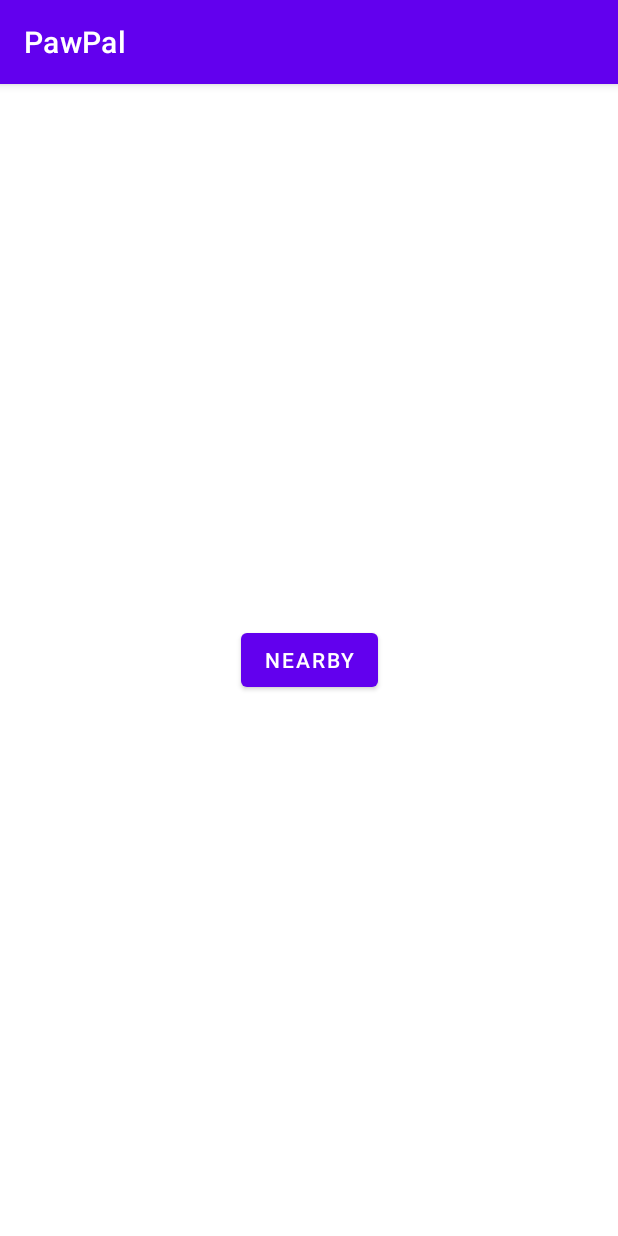
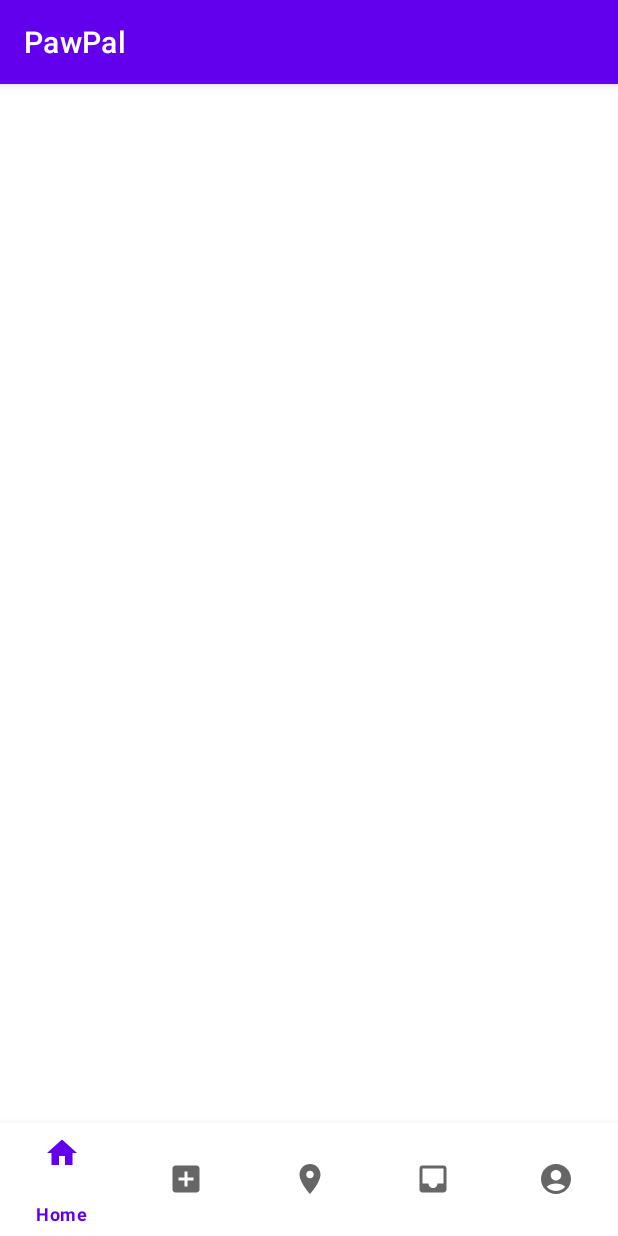
Before and after one commit to yunchipang/PawPal, an Android app: the screen it shows after launch (MainActivity), on a phone screen of 412 x 824 dp. Run offline under Robolectric (Android 15) with nearby library versions, the phone set to English and light mode, and no system bars.

Commit message:
Add bottom navigation bar

```diff
--- a/app/build.gradle
+++ b/app/build.gradle
@@ -16,6 +16,7 @@ android {
         versionName "1.0"
 
         testInstrumentationRunner "androidx.test.runner.AndroidJUnitRunner"
+        vectorDrawables.useSupportLibrary = true
     }
 
     buildTypes {
@@ -40,4 +41,6 @@ dependencies {
     androidTestImplementation 'androidx.test.espresso:espresso-core:3.5.1'
     implementation platform('com.google.firebase:firebase-bom:31.3.0')
     implementation 'com.google.android.gms:play-services-maps:18.1.0'
+    implementation 'com.google.android.material:material:1.2.0'
+    implementation 'androidx.appcompat:appcompat:1.0.0'
 }
--- a/app/src/main/java/edu/northeastern/pawpal/MainActivity.java
+++ b/app/src/main/java/edu/northeastern/pawpal/MainActivity.java
@@ -1,11 +1,17 @@
 package edu.northeastern.pawpal;
 
+import androidx.annotation.NonNull;
 import androidx.appcompat.app.AppCompatActivity;
 
+import android.annotation.SuppressLint;
 import android.content.Intent;
 import android.os.Bundle;
+import android.view.MenuItem;
 import android.widget.Button;
 import android.widget.TextView;
+
+import com.google.android.material.bottomnavigation.BottomNavigationView;
+import com.google.android.material.navigation.NavigationBarView;
 
 public class MainActivity extends AppCompatActivity {
 
@@ -14,10 +20,29 @@ public class MainActivity extends AppCompatActivity {
         super.onCreate(savedInstanceState);
         setContentView(R.layout.activity_main);
 
-        Button nearbyButton = findViewById(R.id.nearbyButton);
-        nearbyButton.setOnClickListener(view -> {
-            Intent intent = new Intent(MainActivity.this, NearbyActivity.class);
-            startActivity(intent);
+        BottomNavigationView bottomNavigationView;
+        bottomNavigationView = findViewById(R.id.bottomNavigationView);
+        bottomNavigationView.setOnItemSelectedListener(new NavigationBarView.OnItemSelectedListener() {
+            @SuppressLint("NonConstantResourceId")
+            @Override
+            public boolean onNavigationItemSelected(@NonNull MenuItem item) {
+                switch (item.getItemId()) {
+                    case R.id.navigation_home:
+                        return true; // TODO: navigate to Home
+                    case R.id.navigation_post:
+                        return true; // TODO: navigate to Post
+                    case R.id.navigation_nearby:
+                        Intent intent = new Intent(MainActivity.this, NearbyActivity.class);
+                        startActivity(intent);
+                        return true;
+                    case R.id.navigation_inbox:
+                        return true; // TODO: navigate to Inbox
+                    case R.id.navigation_profile:
+                        return true; // TODO: navigate to Profile
+                }
+                return false;
+            }
+
         });
     }
 }
--- /dev/null
+++ b/app/src/main/res/drawable/baseline_account_circle_24.xml
@@ -0,0 +1,5 @@
+<vector android:height="24dp" android:tint="#000000"
+    android:viewportHeight="24" android:viewportWidth="24"
+    android:width="24dp" xmlns:android="http://schemas.android.com/apk/res/android">
+    <path android:fillColor="@android:color/white" android:pathData="M12,2C6.48,2 2,6.48 2,12s4.48,10 10,10s10,-4.48 10,-10S17.52,2 12,2zM12,6c1.93,0 3.5,1.57 3.5,3.5S13.93,13 12,13s-3.5,-1.57 -3.5,-3.5S10.07,6 12,6zM12,20c-2.03,0 -4.43,-0.82 -6.14,-2.88C7.55,15.8 9.68,15 12,15s4.45,0.8 6.14,2.12C16.43,19.18 14.03,20 12,20z"/>
+</vector>
--- /dev/null
+++ b/app/src/main/res/drawable/baseline_add_box_24.xml
@@ -0,0 +1,5 @@
+<vector android:height="24dp" android:tint="#000000"
+    android:viewportHeight="24" android:viewportWidth="24"
+    android:width="24dp" xmlns:android="http://schemas.android.com/apk/res/android">
+    <path android:fillColor="@android:color/white" android:pathData="M19,3L5,3c-1.11,0 -2,0.9 -2,2v14c0,1.1 0.89,2 2,2h14c1.1,0 2,-0.9 2,-2L21,5c0,-1.1 -0.9,-2 -2,-2zM17,13h-4v4h-2v-4L7,13v-2h4L11,7h2v4h4v2z"/>
+</vector>
--- /dev/null
+++ b/app/src/main/res/drawable/baseline_home_24.xml
@@ -0,0 +1,5 @@
+<vector android:height="24dp" android:tint="#000000"
+    android:viewportHeight="24" android:viewportWidth="24"
+    android:width="24dp" xmlns:android="http://schemas.android.com/apk/res/android">
+    <path android:fillColor="@android:color/white" android:pathData="M10,20v-6h4v6h5v-8h3L12,3 2,12h3v8z"/>
+</vector>
--- /dev/null
+++ b/app/src/main/res/drawable/baseline_inbox_24.xml
@@ -0,0 +1,5 @@
+<vector android:height="24dp" android:tint="#000000"
+    android:viewportHeight="24" android:viewportWidth="24"
+    android:width="24dp" xmlns:android="http://schemas.android.com/apk/res/android">
+    <path android:fillColor="@android:color/white" android:pathData="M19,3L4.99,3c-1.11,0 -1.98,0.89 -1.98,2L3,19c0,1.1 0.88,2 1.99,2L19,21c1.1,0 2,-0.9 2,-2L21,5c0,-1.11 -0.9,-2 -2,-2zM19,15h-4c0,1.66 -1.35,3 -3,3s-3,-1.34 -3,-3L4.99,15L4.99,5L19,5v10z"/>
+</vector>
--- /dev/null
+++ b/app/src/main/res/drawable/baseline_location_on_24.xml
@@ -0,0 +1,5 @@
+<vector android:height="24dp" android:tint="#000000"
+    android:viewportHeight="24" android:viewportWidth="24"
+    android:width="24dp" xmlns:android="http://schemas.android.com/apk/res/android">
+    <path android:fillColor="@android:color/white" android:pathData="M12,2C8.13,2 5,5.13 5,9c0,5.25 7,13 7,13s7,-7.75 7,-13c0,-3.87 -3.13,-7 -7,-7zM12,11.5c-1.38,0 -2.5,-1.12 -2.5,-2.5s1.12,-2.5 2.5,-2.5 2.5,1.12 2.5,2.5 -1.12,2.5 -2.5,2.5z"/>
+</vector>
--- a/app/src/main/res/layout/activity_main.xml
+++ b/app/src/main/res/layout/activity_main.xml
@@ -6,13 +6,25 @@
     android:layout_height="match_parent"
     tools:context=".MainActivity">
 
-    <Button
-        android:id="@+id/nearbyButton"
-        android:layout_width="wrap_content"
-        android:layout_height="wrap_content"
-        android:text="Nearby"
+    <FrameLayout
+        android:id="@+id/flFragment"
+        android:layout_width="match_parent"
+        android:layout_height="0dp"
+        app:layout_constraintBottom_toTopOf="@+id/bottomNavigationView"
+        app:layout_constraintEnd_toEndOf="parent"
+        app:layout_constraintHorizontal_bias="0.5"
+        app:layout_constraintStart_toStartOf="parent"
+        app:layout_constraintTop_toTopOf="parent" />
+
+    <com.google.android.material.bottomnavigation.BottomNavigationView
+        android:id="@+id/bottomNavigationView"
+        android:layout_width="match_parent"
+        android:layout_height="75dp"
         app:layout_constraintBottom_toBottomOf="parent"
         app:layout_constraintEnd_toEndOf="parent"
+        app:layout_constraintHorizontal_bias="0.5"
         app:layout_constraintStart_toStartOf="parent"
-        app:layout_constraintTop_toTopOf="parent" />
+        app:menu="@menu/bottom_nav_menu"/>
+
+
 </androidx.constraintlayout.widget.ConstraintLayout>
--- /dev/null
+++ b/app/src/main/res/menu/bottom_nav_menu.xml
@@ -0,0 +1,28 @@
+<?xml version="1.0" encoding="utf-8"?>
+<menu xmlns:android="http://schemas.android.com/apk/res/android">
+    <item
+        android:id="@+id/navigation_home"
+        android:enabled="true"
+        android:icon="@drawable/baseline_home_24"
+        android:title="@string/bottom_nav_bar_home"/>
+    <item
+        android:id="@+id/navigation_post"
+        android:enabled="true"
+        android:icon="@drawable/baseline_add_box_24"
+        android:title="@string/bottom_nav_bar_post"/>
+    <item
+        android:id="@+id/navigation_nearby"
+        android:enabled="true"
+        android:icon="@drawable/baseline_location_on_24"
+        android:title="@string/bottom_nav_bar_nearby"/>
+    <item
+        android:id="@+id/navigation_inbox"
+        android:enabled="true"
+        android:icon="@drawable/baseline_inbox_24"
+        android:title="@string/bottom_nav_bar_inbox"/>
+    <item
+        android:id="@+id/navigation_profile"
+        android:enabled="true"
+        android:icon="@drawable/baseline_account_circle_24"
+        android:title="@string/bottom_nav_bar_profile"/>
+</menu>
--- a/app/src/main/res/values/strings.xml
+++ b/app/src/main/res/values/strings.xml
@@ -1,3 +1,8 @@
 <resources>
     <string name="app_name">PawPal</string>
+    <string name="bottom_nav_bar_home">Home</string>
+    <string name="bottom_nav_bar_post">Post</string>
+    <string name="bottom_nav_bar_nearby">Find</string>
+    <string name="bottom_nav_bar_inbox">Inbox</string>
+    <string name="bottom_nav_bar_profile">Profile</string>
 </resources>
--- a/gradle.properties
+++ b/gradle.properties
@@ -19,3 +19,4 @@ android.useAndroidX=true
 # resources declared in the library itself and none from the library's dependencies,
 # thereby reducing the size of the R class for that library
 android.nonTransitiveRClass=true
+android.enableJetifier=true
```
